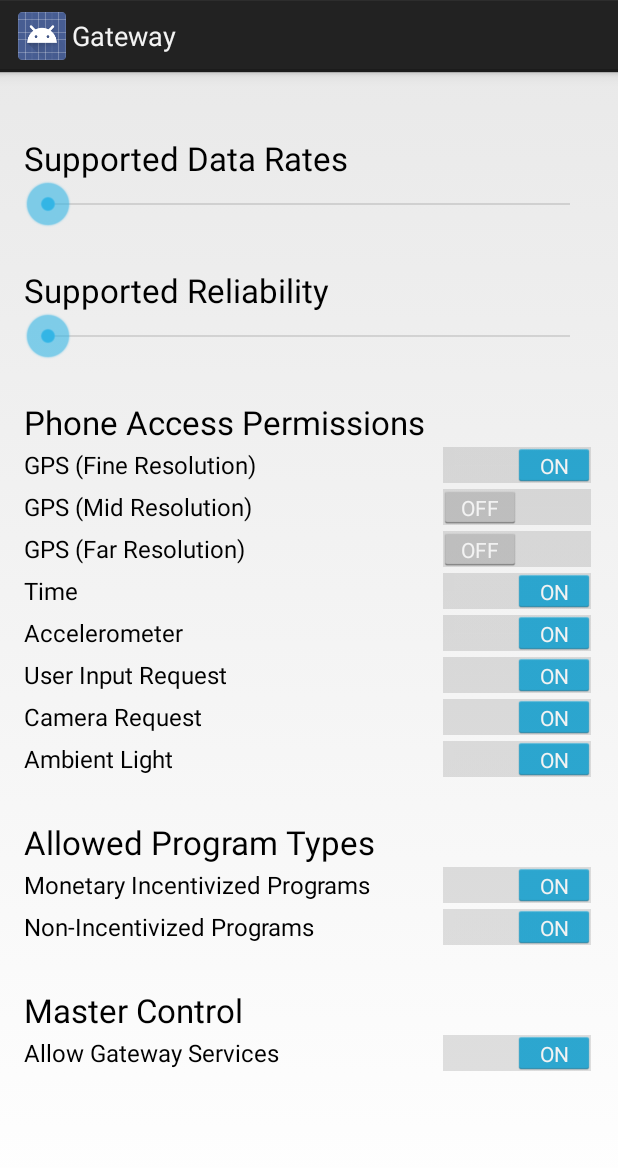
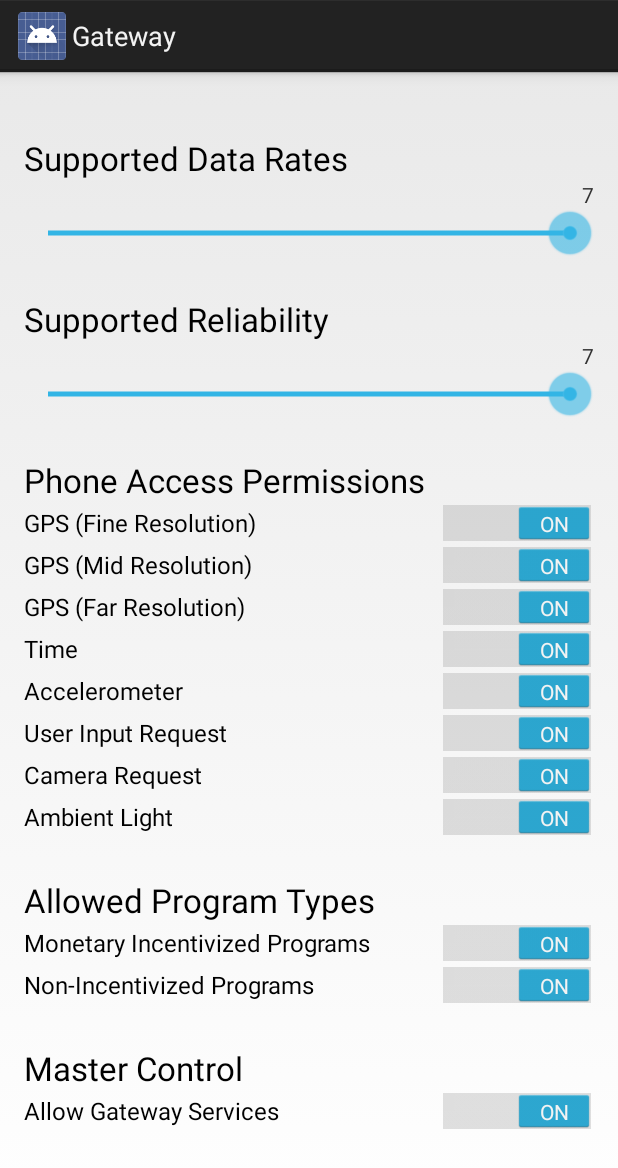
Before and after one commit to lab11/iot-gateway, an Android app: the layout fragment_gateway.xml on its own in the app's theme, with its tools: preview values and no code run, on a phone screen of 412 x 824 dp. Shown: the top 1168 px of the screen. Run offline under Robolectric (Android 15) with nearby library versions, the phone set to English and light mode, and no system bars.

Commit message:
Fixes to sliders. Safe fallback if necessary while shifting to preference activity layout.

```diff
--- a/app/Gateway/app/src/main/res/layout/fragment_gateway.xml
+++ b/app/Gateway/app/src/main/res/layout/fragment_gateway.xml
@@ -16,9 +16,9 @@
     <Space
         android:layout_width="20px"
         android:layout_height="40px"
-        android:layout_below="@+id/seekBar"
+        android:layout_below="@+id/reliabilityBar"
         android:layout_alignParentStart="true"
-        android:layout_alignEnd="@+id/seekBar"
+        android:layout_alignEnd="@+id/reliabilityBar"
         android:id="@+id/space7" />
 
     <TextView
@@ -30,22 +30,31 @@
         android:layout_alignParentStart="true"
         android:layout_alignEnd="@+id/switch1" />
 
+    <TextView
+        android:layout_width="wrap_content"
+        android:layout_height="wrap_content"
+        android:textAppearance="?android:attr/textAppearanceSmall"
+        android:text="7"
+        android:id="@+id/rateValue"
+        android:layout_gravity="right" />
+
     <SeekBar
         android:layout_width="match_parent"
         android:layout_height="wrap_content"
-        android:id="@+id/seekBar2"
+        android:id="@+id/rateBar"
         android:layout_below="@+id/textView2"
         android:layout_alignParentStart="true"
         android:layout_alignParentEnd="true"
-        android:max="8"
-        android:indeterminate="false" />
+        android:max="7"
+        android:indeterminate="false"
+        android:progress="7" />
 
     <Space
         android:layout_width="20px"
         android:layout_height="40px"
-        android:layout_below="@+id/seekBar"
+        android:layout_below="@+id/reliabilityBar"
         android:layout_alignParentStart="true"
-        android:layout_alignEnd="@+id/seekBar"
+        android:layout_alignEnd="@+id/reliabilityBar"
         android:id="@+id/space6" />
 
     <TextView
@@ -57,22 +66,31 @@
         android:layout_alignParentStart="true"
         android:layout_alignEnd="@+id/switch1" />
 
+    <TextView
+        android:layout_width="wrap_content"
+        android:layout_height="wrap_content"
+        android:textAppearance="?android:attr/textAppearanceSmall"
+        android:text="7"
+        android:id="@+id/reliabilityValue"
+        android:layout_gravity="right" />
+
     <SeekBar
         android:layout_width="match_parent"
         android:layout_height="wrap_content"
-        android:id="@+id/seekBar"
+        android:id="@+id/reliabilityBar"
         android:layout_below="@+id/textView2"
         android:layout_alignParentStart="true"
         android:layout_alignParentEnd="true"
-        android:max="8"
-        android:indeterminate="false" />
+        android:max="7"
+        android:indeterminate="false"
+        android:progress="7" />
 
     <Space
         android:layout_width="20px"
         android:layout_height="40px"
-        android:layout_below="@+id/seekBar"
+        android:layout_below="@+id/reliabilityBar"
         android:layout_alignParentStart="true"
-        android:layout_alignEnd="@+id/seekBar" />
+        android:layout_alignEnd="@+id/reliabilityBar" />
 
     <TextView
         android:layout_width="match_parent"
@@ -80,7 +98,7 @@
         android:textAppearance="?android:attr/textAppearanceLarge"
         android:text="Phone Access Permissions"
         android:id="@+id/textView4"
-        android:layout_below="@+id/seekBar"
+        android:layout_below="@+id/reliabilityBar"
         android:layout_alignParentStart="true" />
 
     <Switch
@@ -90,7 +108,7 @@
         android:id="@+id/switch2"
         android:layout_below="@+id/textView4"
         android:layout_alignParentStart="true"
-        android:layout_alignEnd="@+id/seekBar"
+        android:layout_alignEnd="@+id/reliabilityBar"
         android:checked="true" />
 
     <Switch
@@ -98,7 +116,7 @@
         android:layout_height="wrap_content"
         android:text="GPS (Mid Resolution)"
         android:id="@+id/switch3"
-        android:checked="false"
+        android:checked="true"
         android:layout_below="@+id/switch2"
         android:layout_alignParentStart="true"
         android:layout_alignEnd="@+id/switch2" />
@@ -108,7 +126,7 @@
         android:layout_height="wrap_content"
         android:text="GPS (Far Resolution)"
         android:id="@+id/switch4"
-        android:checked="false"
+        android:checked="true"
         android:layout_below="@+id/switch3"
         android:layout_alignParentStart="true"
         android:layout_alignParentEnd="true" />
@@ -166,9 +184,9 @@
     <Space
         android:layout_width="20px"
         android:layout_height="40px"
-        android:layout_below="@+id/seekBar"
+        android:layout_below="@+id/reliabilityBar"
         android:layout_alignParentStart="true"
-        android:layout_alignEnd="@+id/seekBar"
+        android:layout_alignEnd="@+id/reliabilityBar"
         android:id="@+id/space5" />
 
     <TextView
@@ -203,9 +221,9 @@
     <Space
         android:layout_width="20px"
         android:layout_height="40px"
-        android:layout_below="@+id/seekBar"
+        android:layout_below="@+id/reliabilityBar"
         android:layout_alignParentStart="true"
-        android:layout_alignEnd="@+id/seekBar"
+        android:layout_alignEnd="@+id/reliabilityBar"
         android:id="@+id/space4" />
 
     <TextView
```
Also changed, not shown: app/Gateway/app/src/main/java/edu/umich/eecs/lab11/gateway/Gateway.java (+50 -31 lines), app/Gateway/app/src/main/res/xml/preferences.xml (added, +7 -0 lines).
